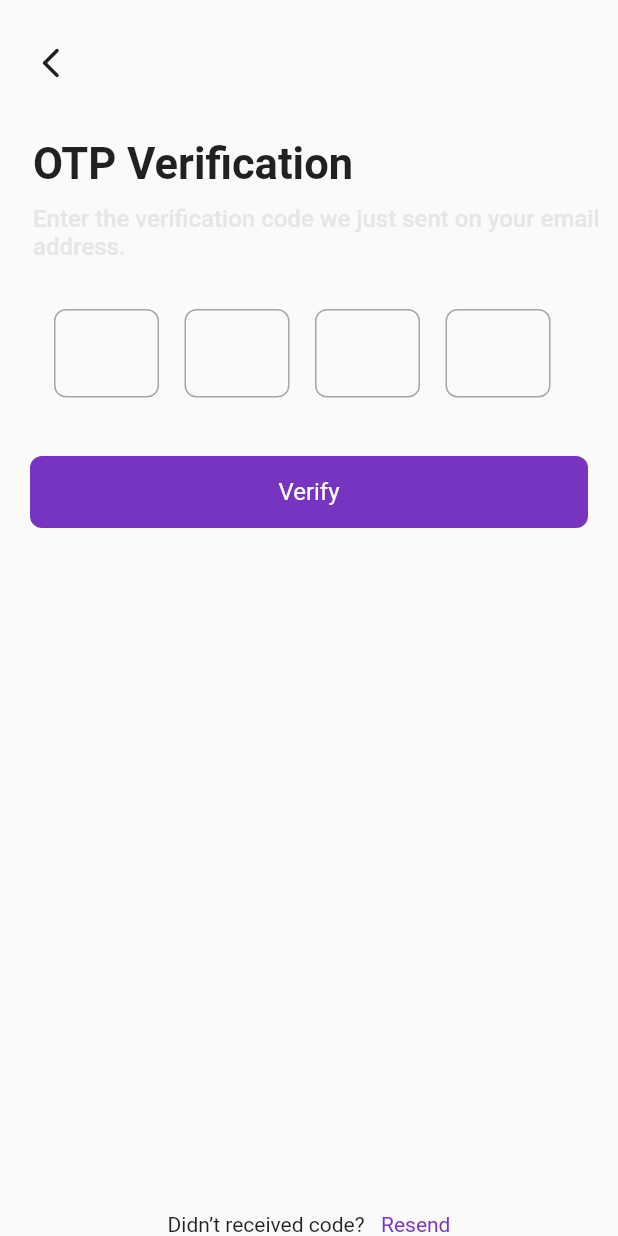
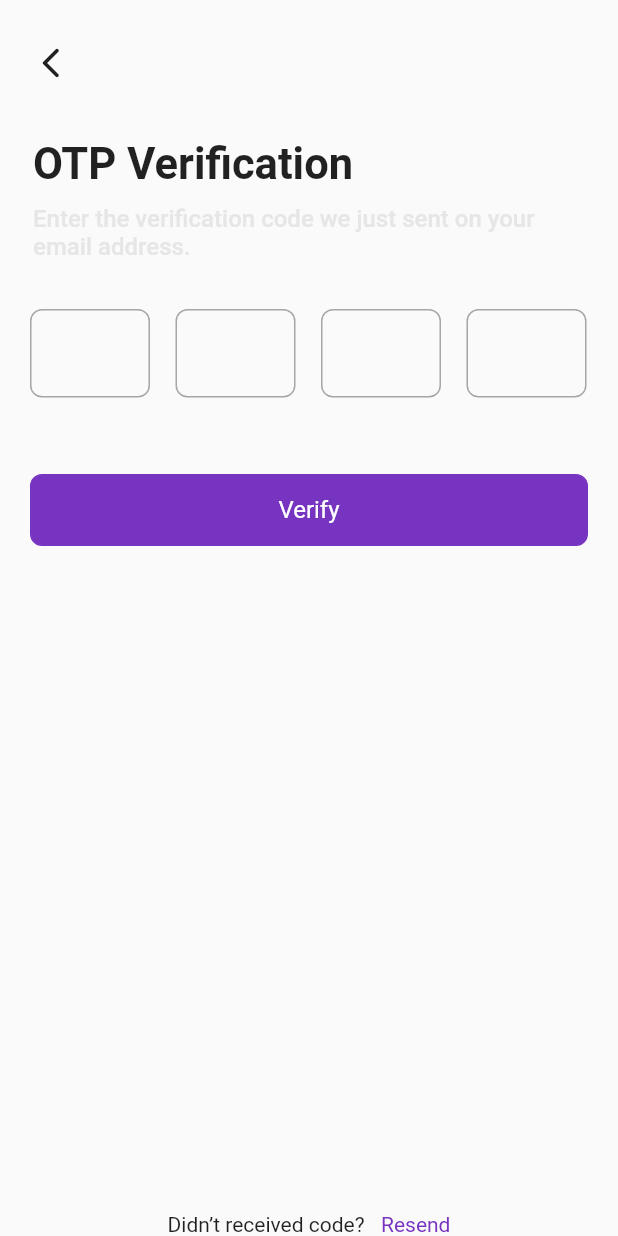
Before and after one commit to Androidaareesh/Takeurs-userapp, a Flutter app: the OTP screen opened directly, on a phone screen of 412 x 824 dp. Run offline on Flutter 3.47's test engine with Material 2 defaults, Android fonts, the phone set to English and light mode, and no system bars; our stand-ins replace carousel_slider, dots_indicator, flutter_svg, get, video_player; missing offline and left inert: dart:ffi.

Commit message:
otp updated

```diff
--- a/lib/Screens/Authentication/OTP.dart
+++ b/lib/Screens/Authentication/OTP.dart
@@ -52,7 +52,7 @@ class _OTPState extends State<OTP> {
                 height: 10,
               ),
               const Padding(
-                padding: EdgeInsets.only(left: 22),
+                padding: EdgeInsets.only(left: 22,right: 20),
                 child: Text(
                   "Enter the verification code we just sent on your email address.",
                   style: TextStyle(
@@ -63,12 +63,12 @@ class _OTPState extends State<OTP> {
                 height: 32,
               ),
               Padding(
-                padding: const EdgeInsets.only(left:36,right: 22),
+                padding: const EdgeInsets.only(left: 20,right: 20),
                 child: Row(
                   children: [
                     SizedBox(
-                      height: 60,
-                      width: 70,
+                      height: 80,
+                      width: 80,
                       child: TextFormField(
                         decoration: InputDecoration(
                           border: OutlineInputBorder(
@@ -81,8 +81,8 @@ class _OTPState extends State<OTP> {
                       width: 17,
                     ),
                     SizedBox(
-                      height: 60,
-                      width: 70,
+                     height: 80,
+                      width: 80,
                       child: TextFormField(
                         decoration: InputDecoration(
                           border: OutlineInputBorder(
@@ -95,8 +95,8 @@ class _OTPState extends State<OTP> {
                       width: 17,
                     ),
                     SizedBox(
-                      height: 60,
-                      width: 70,
+                    height: 80,
+                      width: 80,
                       child: TextFormField(
                         decoration: InputDecoration(
                           border: OutlineInputBorder(
@@ -109,8 +109,8 @@ class _OTPState extends State<OTP> {
                       width: 17,
                     ),
                     SizedBox(
-                      height: 60,
-                      width: 70,
+                     height: 80,
+                      width: 80,
                       child: TextFormField(
                         decoration: InputDecoration(
                           border: OutlineInputBorder(
@@ -123,7 +123,7 @@ class _OTPState extends State<OTP> {
                 ),
               ),
               const SizedBox(
-                height: 38,
+                height: 30,
               ),
               Padding(
                 padding: const EdgeInsets.only(left: 20,right: 20),
--- a/lib/widgets/videoplayer.dart
+++ b/lib/widgets/videoplayer.dart
@@ -22,14 +22,14 @@ class _VideoPlayerWidgetState extends State<VideoPlayerWidget> {
   void initState() {
     // TODO: implement initState
 
-    _videoPlayerController =
-        VideoPlayerController.networkUrl(widget.videoUrl as Uri);
-    _initializeVideoPlayerFuture = _videoPlayerController.initialize().then((_)
-    {
-      _videoPlayerController.play;
-      _videoPlayerController.setLooping(true);
-      setState(() {});
-    });
+    // _videoPlayerController =
+    //     VideoPlayerController.networkUrl(widget.videoUrl as Uri);
+    // _initializeVideoPlayerFuture = _videoPlayerController.initialize().then((_)
+    // {
+    //   _videoPlayerController.play;
+    //   _videoPlayerController.setLooping(true);
+    //   setState(() {});
+    // });
     super.initState();
   }
 
```
